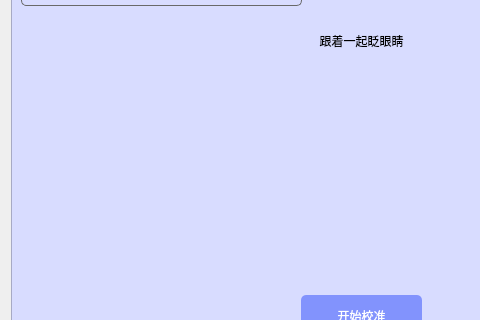
This is AIMouse/blinkcalibration.ui in WowIsYu/AIMouse6.5 as Qt 5 draws it before an edit; both pictures show x 0 to 480 and y 86 to 406 of the 713 by 507 pixel window. The edited form follows.
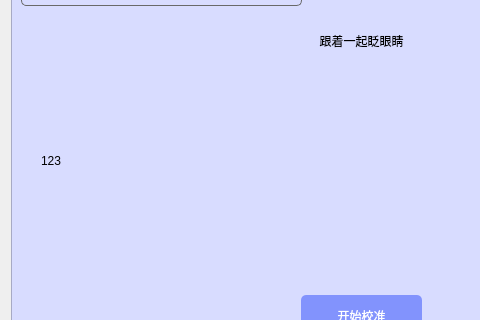
This is the edited form.

What changed in the file:
```diff
--- a/AIMouse/blinkcalibration.ui
+++ b/AIMouse/blinkcalibration.ui
@@ -218,6 +218,19 @@
        <set>Qt::AlignCenter</set>
       </property>
      </widget>
+     <widget class="QLabel" name="labelTest">
+      <property name="geometry">
+       <rect>
+        <x>30</x>
+        <y>180</y>
+        <width>91</width>
+        <height>111</height>
+       </rect>
+      </property>
+      <property name="text">
+       <string>123</string>
+      </property>
+     </widget>
     </widget>
    </item>
   </layout>
```
